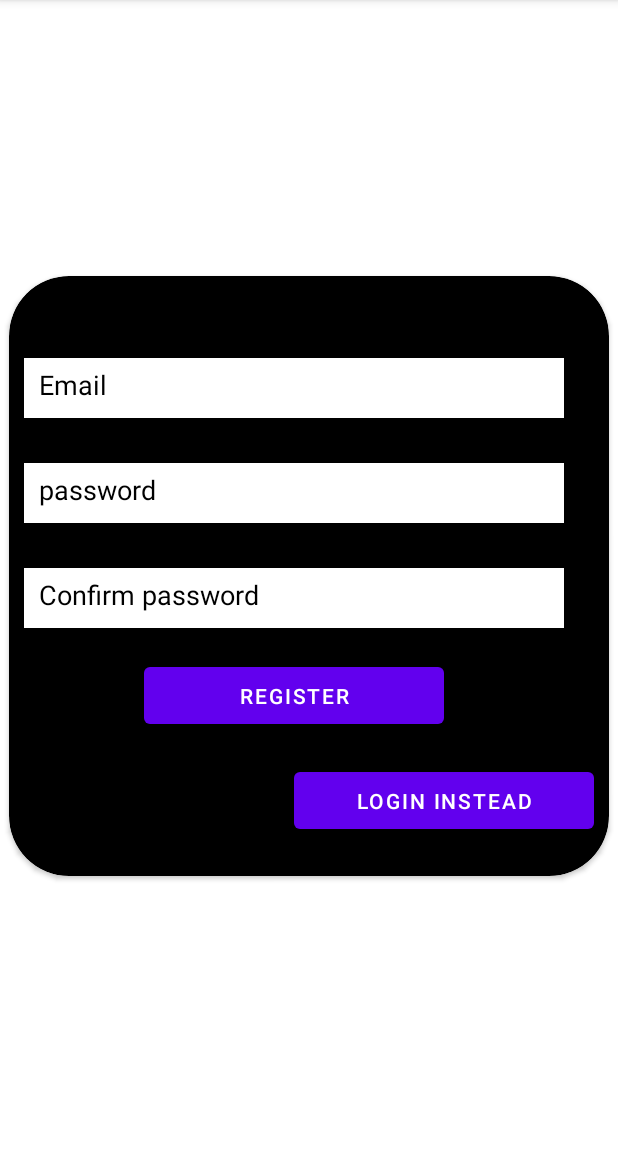
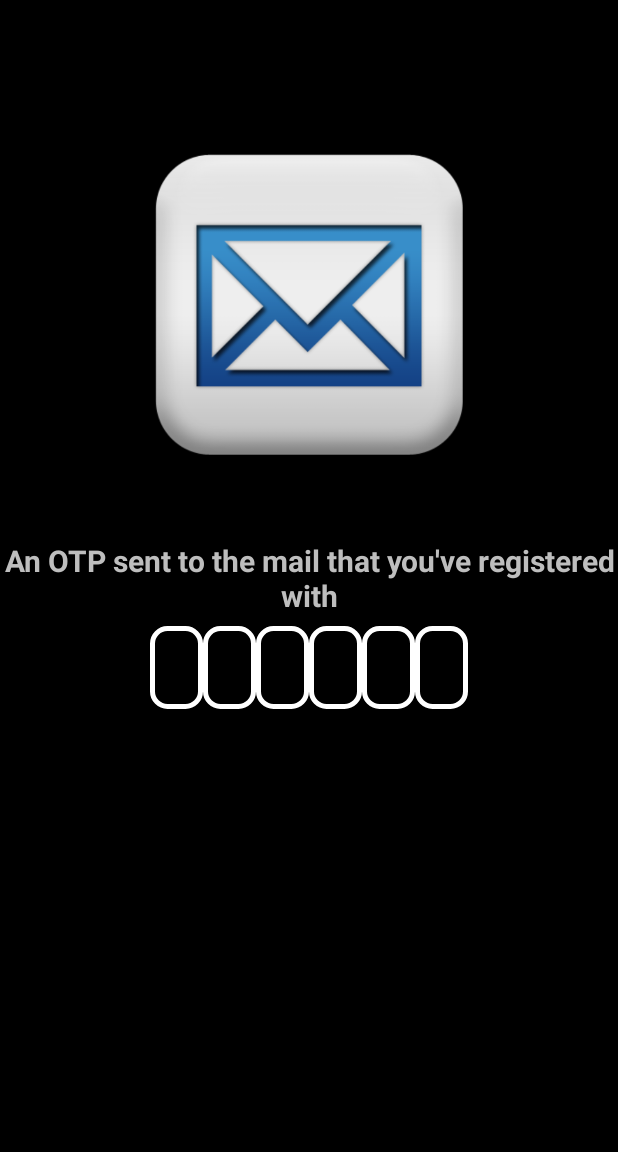
Before and after one commit to SaravanarajuR/news_reading_android, an Android app: the register screen opened directly, with no data from a screen before it, after a tap on "REGISTER", on a phone screen of 412 x 824 dp, the part 84-1236 px from its top. Run offline under Robolectric (Android 15) with nearby library versions, the phone set to English and light mode, and no system bars; our stand-ins replace Firebase (no records; nobody signed in at launch, a user with empty details on screens opened directly); 2 statements that could not run were skipped.

Commit message:
completed authentication

```diff
--- /dev/null
+++ b/app/src/main/java/com/example/newsreading/otp.java
@@ -0,0 +1,118 @@
+package com.example.newsreading;
+
+import android.content.Intent;
+import android.os.Bundle;
+import android.text.TextUtils;
+import android.view.View;
+import android.widget.Button;
+import android.widget.EditText;
+import android.widget.Toast;
+
+import androidx.annotation.NonNull;
+import androidx.appcompat.app.AppCompatActivity;
+
+import com.google.android.gms.tasks.OnCompleteListener;
+import com.google.android.gms.tasks.Task;
+import com.google.android.gms.tasks.TaskExecutors;
+import com.google.firebase.FirebaseException;
+import com.google.firebase.auth.AuthResult;
+import com.google.firebase.auth.FirebaseAuth;
+import com.google.firebase.auth.PhoneAuthCredential;
+import com.google.firebase.auth.PhoneAuthOptions;
+import com.google.firebase.auth.PhoneAuthProvider;
+
+import java.util.concurrent.TimeUnit;
+
+public class otp extends AppCompatActivity {
+    private FirebaseAuth mAuth;
+    private EditText edtPhone, edtOTP;
+    private Button verifyOTPBtn, generateOTPBtn;
+    private String verificationId;
+    String phone,pass;
+
+    @Override
+    protected void onCreate(Bundle savedInstanceState) {
+        Intent i=new Intent();
+        phone=i.getStringExtra("phone");
+        pass=i.getStringExtra("pass");
+        super.onCreate(savedInstanceState);
+        setContentView(R.layout.activity_otp);
+        mAuth = FirebaseAuth.getInstance();
+
+        generateOTPBtn.setOnClickListener(new View.OnClickListener() {
+            @Override
+            public void onClick(View v) {
+                if (TextUtils.isEmpty(phone)) {
+                    Toast.makeText(otp.this, "Please enter a valid phone number.", Toast.LENGTH_SHORT).show();
+                } else {
+                    sendVerificationCode('+91'+phone);
+                }
+            }
+        });
+        verifyOTPBtn.setOnClickListener(new View.OnClickListener() {
+            @Override
+            public void onClick(View v) {
+                if (TextUtils.isEmpty(edtOTP.getText().toString())) {
+                    Toast.makeText(otp.this, "Please enter OTP", Toast.LENGTH_SHORT).show();
+                } else {
+                    verifyCode(edtOTP.getText().toString());
+                }
+            }
+        });
+    }
+
+    private void signInWithCredential(PhoneAuthCredential credential) {
+        mAuth.signInWithCredential(credential)
+                .addOnCompleteListener(new OnCompleteListener<AuthResult>() {
+                    @Override
+                    public void onComplete(@NonNull Task<AuthResult> task) {
+                        if (task.isSuccessful()) {
+                            Intent i = new Intent(MainActivity.this, login.class);
+                            startActivity(i);
+                            finish();
+                        } else {
+                            Toast.makeText(otp.this, task.getException().getMessage(), Toast.LENGTH_LONG).show();
+                        }
+                    }
+                });
+    }
+
+
+    private void sendVerificationCode(String number) {
+        PhoneAuthOptions options =
+                PhoneAuthOptions.newBuilder(mAuth)
+                        .setPhoneNumber(number)
+                        .setTimeout(60L, TimeUnit.SECONDS)
+                        .setActivity(this)
+                        .setCallbacks(mCallBack)
+                        .build();
+        PhoneAuthProvider.verifyPhoneNumber(options);
+    }
+    private PhoneAuthProvider.OnVerificationStateChangedCallbacks
+
+            mCallBack = new PhoneAuthProvider.OnVerificationStateChangedCallbacks() {
+
+        @Override
+        public void onCodeSent(String s, PhoneAuthProvider.ForceResendingToken forceResendingToken) {
+            super.onCodeSent(s, forceResendingToken);
+            verificationId = s;
+        }
+        @Override
+        public void onVerificationCompleted(PhoneAuthCredential phoneAuthCredential) {
+            final String code = phoneAuthCredential.getSmsCode();
+            if (code != null) {
+                edtOTP.setText(code);
+                verifyCode(code);
+            }
+        }
+        @Override
+        public void onVerificationFailed(FirebaseException e) {
+            // displaying error message with firebase exception.
+            Toast.makeText(otp.this, e.getMessage(), Toast.LENGTH_LONG).show();
+        }
+    };
+    private void verifyCode(String code) {
+        PhoneAuthCredential credential = PhoneAuthProvider.getCredential(verificationId, code);
+        signInWithCredential(credential);
+    }
+}
--- a/app/src/main/java/com/example/newsreading/register.java
+++ b/app/src/main/java/com/example/newsreading/register.java
@@ -51,18 +51,10 @@ public class register extends AppCompatActivity {
                     Toast.makeText(register.this, "Password cannot be empty", Toast.LENGTH_SHORT).show();
                 }
                 if(TextUtils.equals(pass,cpass)) {
-                    mAuth.createUserWithEmailAndPassword(phone, pass)
-                            .addOnCompleteListener(new OnCompleteListener<AuthResult>() {
-                                @Override
-                                public void onComplete(@NonNull Task<AuthResult> task) {
-                                    if (task.isSuccessful()) {
-                                        Toast.makeText(register.this, "Account Created", Toast.LENGTH_SHORT).show();
-                                    } else {
-                                        Toast.makeText(register.this, "Authentication failed.",
-                                                Toast.LENGTH_SHORT).show();
-                                    }
-                                }
-                            });
+                    Intent j=new Intent(getApplicationContext(),otp.class);
+                    j.putExtra("phone",phone);
+                    j.putExtra("pass",pass);
+                    startActivity(j);
                 }else{
                     Toast.makeText(register.this, "Password doesn't match", Toast.LENGTH_SHORT).show();
                 }
--- /dev/null
+++ b/app/src/main/res/drawable/rectangle.xml
@@ -0,0 +1,10 @@
+<?xml version="1.0" encoding="utf-8"?>
+<shape xmlns:android="http://schemas.android.com/apk/res/android"
+    android:shape="rectangle">
+<size android:height="50dp"
+    android:width="50dp">
+
+</size>
+    <corners android:radius="10dp"></corners>
+    <stroke android:color="@color/white" android:width="3dp"></stroke>
+    </shape>
--- /dev/null
+++ b/app/src/main/res/layout/activity_otp.xml
@@ -0,0 +1,67 @@
+<RelativeLayout
+    xmlns:tools="http://schemas.android.com/tools"
+    xmlns:android="http://schemas.android.com/apk/res/android"
+    xmlns:app="http://schemas.android.com/apk/res-auto"
+    android:layout_width="match_parent"
+    android:layout_height="match_parent"
+    android:background="@color/black"
+    android:paddingTop="60dp">
+<ImageView
+    android:id="@+id/img"
+    android:layout_width="300dp"
+    android:layout_height="300dp"
+    android:layout_centerHorizontal="true"
+    android:src="@drawable/mail"></ImageView>
+    <TextView
+        android:layout_below="@+id/img"
+        android:layout_width="match_parent"
+        android:layout_height="50dp"
+        android:text="@string/otp1"
+        android:textColor="#BEBEBE"
+        android:textSize="20dp"
+        android:textStyle="bold"
+        android:textAlignment="center"
+        android:id="@+id/tv1">
+    </TextView>
+    <RelativeLayout
+        android:layout_below="@+id/tv1"
+        android:id="@+id/rel"
+        android:layout_width="match_parent"
+        android:layout_height="70dp"
+        android:gravity="center">
+    <com.google.android.material.textfield.TextInputEditText
+        android:id="@+id/inp1"
+        android:background="@drawable/rectangle"
+        android:layout_width="35dp"
+        android:layout_height="55dp"></com.google.android.material.textfield.TextInputEditText>
+        <com.google.android.material.textfield.TextInputEditText
+            android:layout_toRightOf="@+id/inp1"
+            android:id="@+id/inp2"
+            android:background="@drawable/rectangle"
+            android:layout_width="35dp"
+            android:layout_height="55dp"></com.google.android.material.textfield.TextInputEditText>
+        <com.google.android.material.textfield.TextInputEditText
+            android:layout_toRightOf="@+id/inp2"
+            android:id="@+id/inp3"
+            android:background="@drawable/rectangle"
+            android:layout_width="35dp"
+            android:layout_height="55dp"></com.google.android.material.textfield.TextInputEditText>
+        <com.google.android.material.textfield.TextInputEditText
+            android:layout_toRightOf="@+id/inp3"
+            android:id="@+id/inp4"
+            android:background="@drawable/rectangle"
+            android:layout_width="35dp"
+            android:layout_height="55dp"></com.google.android.material.textfield.TextInputEditText>
+        <com.google.android.material.textfield.TextInputEditText
+            android:layout_toRightOf="@+id/inp4"
+            android:id="@+id/inp5"
+            android:background="@drawable/rectangle"
+            android:layout_width="35dp"
+            android:layout_height="55dp"></com.google.android.material.textfield.TextInputEditText>
+        <com.google.android.material.textfield.TextInputEditText
+            android:layout_toRightOf="@+id/inp5"
+            android:background="@drawable/rectangle"
+            android:layout_width="35dp"
+            android:layout_height="55dp"></com.google.android.material.textfield.TextInputEditText>
+    </RelativeLayout>
+</RelativeLayout>
--- a/app/src/main/res/values/strings.xml
+++ b/app/src/main/res/values/strings.xml
@@ -1,3 +1,4 @@
 <resources>
     <string name="app_name">newsreading</string>
+    <string name="otp1">An OTP sent to the mail that you\'ve registered with</string>
 </resources>
```
Also changed, not shown: app/src/main/AndroidManifest.xml (+7 -1 lines), app/src/main/res/drawable-v24/mail.png (added).
